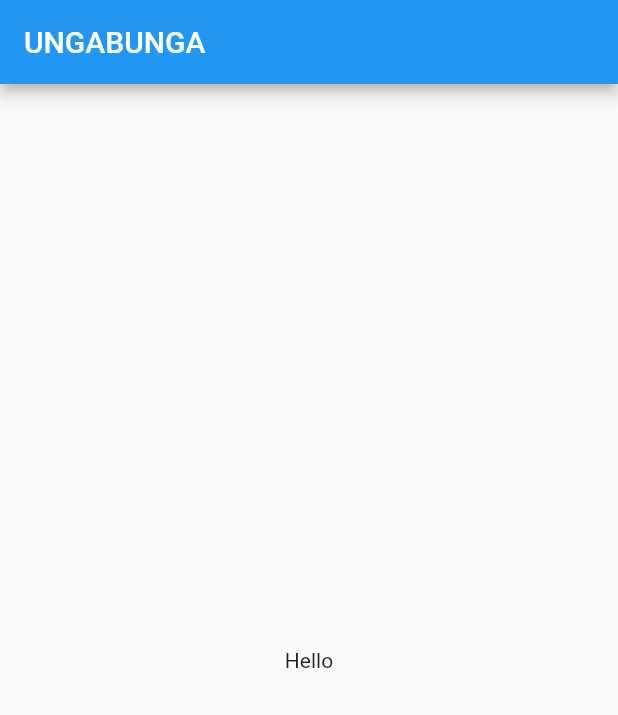
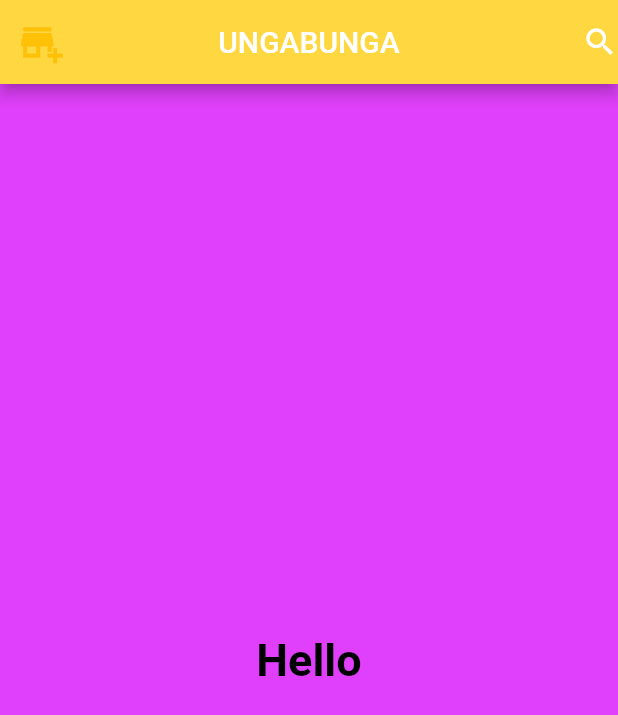
Before and after one commit to sayeedsaadman/first_step, a Flutter app: the screen it shows after launch, on a phone screen of 412 x 824 dp. Shown: the top 715 px of the screen. Run offline on Flutter 3.47's test engine with Material 2 defaults, Android fonts, the phone set to English and light mode, and no system bars.

```diff
--- a/lib/main.dart
+++ b/lib/main.dart
@@ -20,11 +20,20 @@ class Myapp extends StatelessWidget {
     return  MaterialApp(
       debugShowCheckedModeBanner:false, //corner debug flash .
       home: Scaffold(
+        backgroundColor: Colors.purpleAccent, //set colour to scaffold backgrnd
         appBar: AppBar(
+          backgroundColor: Colors.amberAccent,// appbar er clr change
+          centerTitle: true, // appbar er text centre er jnno command
           title: Text("UNGABUNGA"),
+          leading: Icon(Icons.add_business,color: Colors.amber,size: 30,), // left side hole leading + size can be added
+          actions: [Icon(Icons.search),], // right hole actions + clr add kra jay
         ),
         body: Center(
-          child: Text("Hello"),
+          child: Text("Hello",style: TextStyle(
+            color: Colors.black,
+            fontSize: 30,
+            fontWeight: FontWeight.bold
+          ),),
         ),
       ),
       title: "Valley",
```
